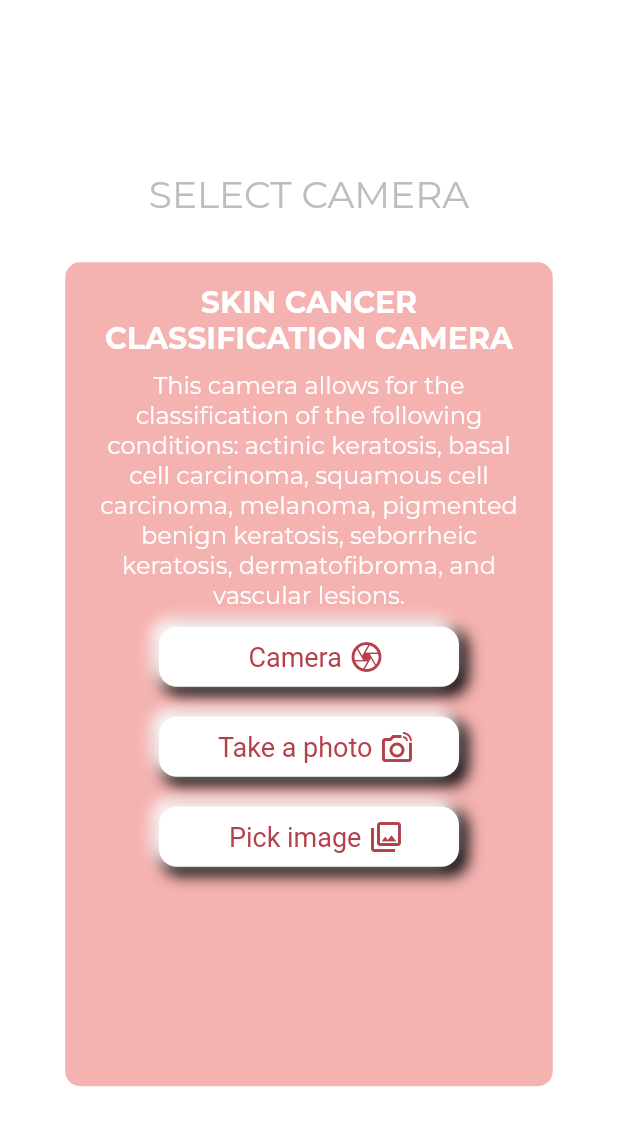
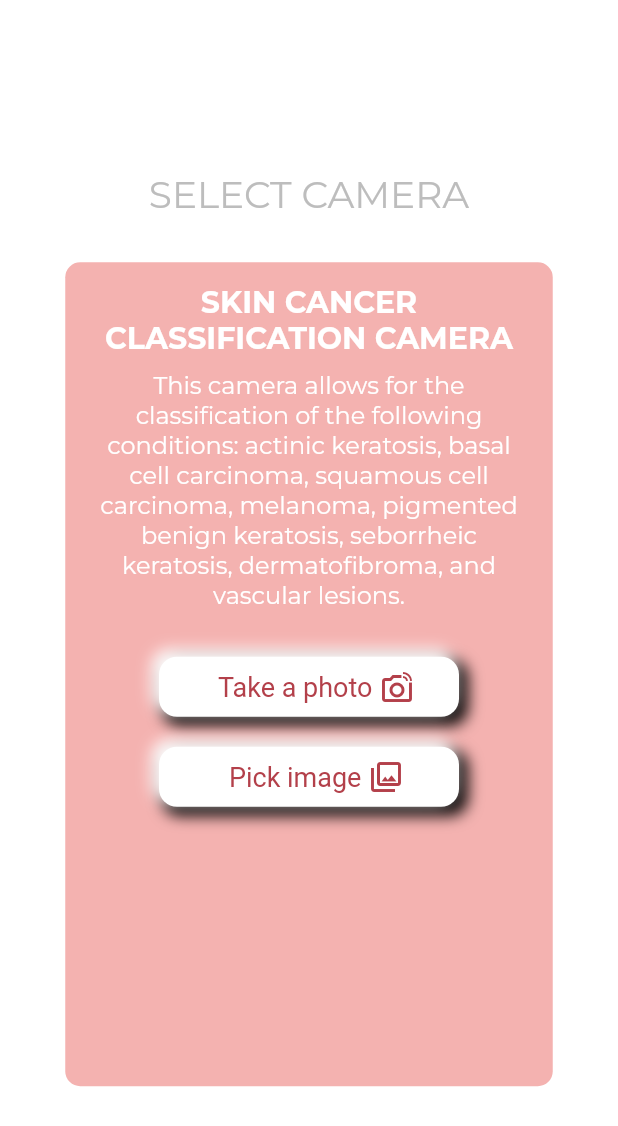
Before and after one commit to olakrajna/MCApp-WebcamRealTime, a Flutter app: the SecondScreen screen opened directly, on a phone screen of 412 x 824 dp. Shown: the top 1126 px of the screen. Run offline on Flutter 3.47's test engine with Material 2 defaults, Android fonts, the phone set to English and light mode, and no system bars; our stand-ins replace camera, google_fonts, image_picker, lottie, page_transition, shared_preferences; missing offline and left inert: tflite; accounts and stored records are empty; project files that could hold a hidden picture were left out.

Commit message:
(without camera) pick image + take a photo

```diff
--- a/lib/home.dart
+++ b/lib/home.dart
@@ -151,7 +151,7 @@ class _HomeState extends State<Home> {
                                 children: [
                                   SizedBox(width: 10),
                                   Text(
-                                    "Camera",
+                                    "Classify skin lesion",
                                     style: TextStyle(
                                         color: Colors.white, fontSize: 18),
                                   ),
--- a/lib/secondscreen.dart
+++ b/lib/secondscreen.dart
@@ -162,54 +162,54 @@ class _SecondScreenState extends State<SecondScreen> {
                       ),
                     ),
                     SizedBox(height: 10,),
-                    GestureDetector(
-                        onTap: () {
-                          Navigator.push(
-                            context,
-                            PageTransition(
-                              type: PageTransitionType.leftToRight,
-                              child: CameraScreen(),
-                            ),
-                          );
-                          print("Click");
-                        },
-                        child: Container(
-                            alignment: Alignment.center,
-                            width: 200,
-                            height: 40,
-                            decoration: BoxDecoration(
-                              color: Colors.white,
-                              borderRadius: BorderRadius.circular(12),
-                              boxShadow: [
-                                BoxShadow(
-                                    color: Color.fromARGB(
-                                      247,
-                                      0,
-                                      0,
-                                      0,
-                                    ),
-                                    spreadRadius: 2,
-                                    blurRadius: 8,
-                                    offset: Offset(4, 4)),
-                                BoxShadow(
-                                    color: Colors.white,
-                                    spreadRadius: 1,
-                                    blurRadius: 8,
-                                    offset: Offset(-4, -4)),
-                              ],
-                            ),
-                            child: Row(
-                              mainAxisAlignment: MainAxisAlignment.center,
-                              children: [
-                                SizedBox(width: 10),
-                                Text(
-                                  "Camera ",
-                                  style: TextStyle(
-                                      color: Color.fromRGBO(179, 64, 74, 1), fontSize: 18),
-                                ),
-                                Icon(Icons.camera_outlined, color: Color.fromRGBO(179, 64, 74, 1),),
-                              ],
-                            ))),
+                    // GestureDetector(
+                    //     onTap: () {
+                    //       Navigator.push(
+                    //         context,
+                    //         PageTransition(
+                    //           type: PageTransitionType.leftToRight,
+                    //           child: CameraScreen(),
+                    //         ),
+                    //       );
+                    //       print("Click");
+                    //     },
+                    //     child: Container(
+                    //         alignment: Alignment.center,
+                    //         width: 200,
+                    //         height: 40,
+                    //         decoration: BoxDecoration(
+                    //           color: Colors.white,
+                    //           borderRadius: BorderRadius.circular(12),
+                    //           boxShadow: [
+                    //             BoxShadow(
+                    //                 color: Color.fromARGB(
+                    //                   247,
+                    //                   0,
+                    //                   0,
+                    //                   0,
+                    //                 ),
+                    //                 spreadRadius: 2,
+                    //                 blurRadius: 8,
+                    //                 offset: Offset(4, 4)),
+                    //             BoxShadow(
+                    //                 color: Colors.white,
+                    //                 spreadRadius: 1,
+                    //                 blurRadius: 8,
+                    //                 offset: Offset(-4, -4)),
+                    //           ],
+                    //         ),
+                    //         child: Row(
+                    //           mainAxisAlignment: MainAxisAlignment.center,
+                    //           children: [
+                    //             SizedBox(width: 10),
+                    //             Text(
+                    //               "Camera ",
+                    //               style: TextStyle(
+                    //                   color: Color.fromRGBO(179, 64, 74, 1), fontSize: 18),
+                    //             ),
+                    //             Icon(Icons.camera_outlined, color: Color.fromRGBO(179, 64, 74, 1),),
+                    //           ],
+                    //         ))),
                     SizedBox(height: 20,),
                     GestureDetector(
                         onTap: () {
```
Also changed, not shown: lib/main.dart (+237 -237 lines).
